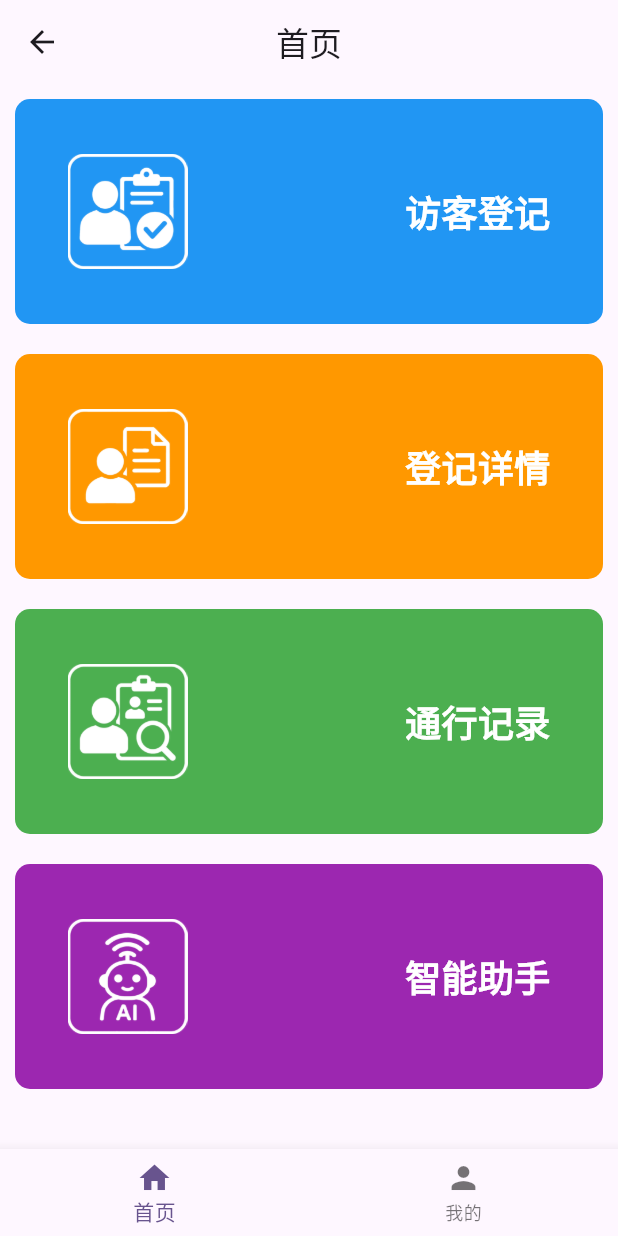
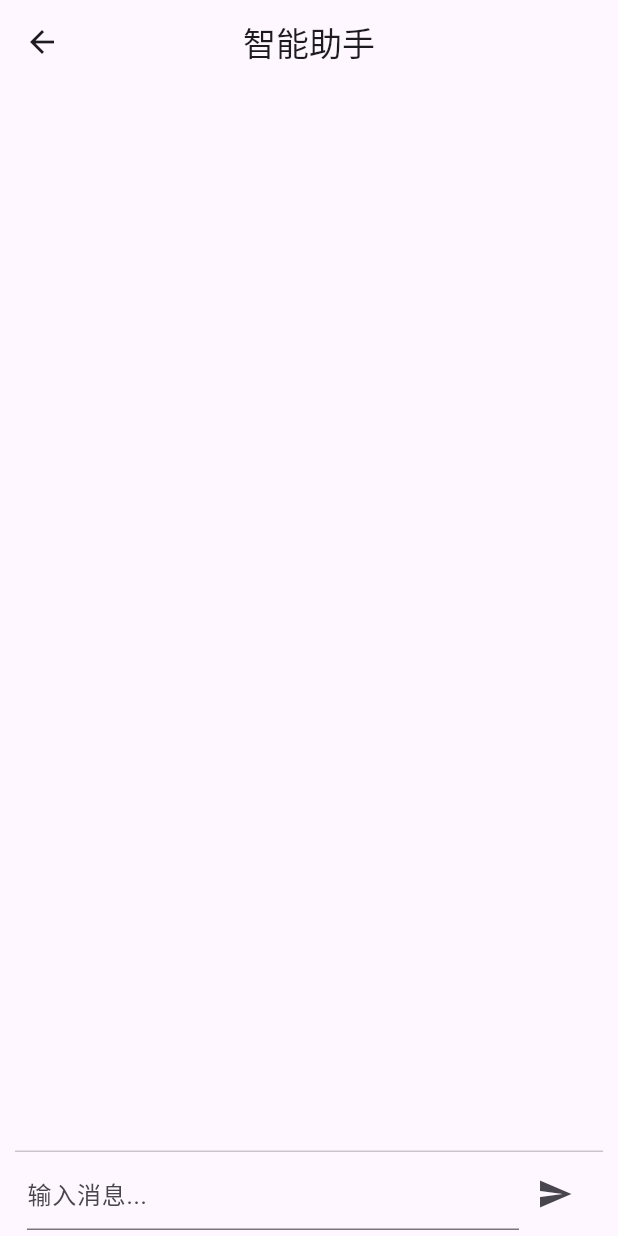
Before and after one commit to renvlers/CommunityECodeFrontendForOwners, a Flutter app: the HomePage screen opened by its route, after a tap on "智能助手", on a phone screen of 412 x 824 dp. Run offline on Flutter 3.47's test engine with Material 3 defaults, Android fonts, the phone set to English and light mode, and no system bars; our stand-ins replace dio, qr_flutter, share_plus, shared_preferences; accounts and stored records are empty.

Commit message:
supported AI query

```diff
--- /dev/null
+++ b/lib/pages/ai_assistant_page.dart
@@ -0,0 +1,27 @@
+import 'package:flutter/material.dart';
+import 'package:frontend_for_owners/widgets/chat_box.dart';
+
+class AiAssistantPage extends StatefulWidget {
+  const AiAssistantPage({super.key});
+
+  @override
+  State<StatefulWidget> createState() => _AiAssistantPageState();
+}
+
+class _AiAssistantPageState extends State<AiAssistantPage> {
+  @override
+  Widget build(BuildContext context) {
+    return Scaffold(
+      appBar: AppBar(
+        title: const Text('智能助手'),
+        centerTitle: true,
+      ),
+      body: SafeArea(
+        child: Container(
+          margin: EdgeInsets.fromLTRB(10, 0, 10, 0),
+          child: ChatBox(),
+        ),
+      ),
+    );
+  }
+}
--- a/lib/pages/home_page.dart
+++ b/lib/pages/home_page.dart
@@ -174,7 +174,7 @@ class _HomePageState extends State<HomePage> {
                       borderRadius: BorderRadius.circular(10)),
                   child: InkWell(
                     onTap: () {
-                      Navigator.pushNamed(context, RoutePath.homePage);
+                      Navigator.pushNamed(context, RoutePath.aiAssistantPage);
                     },
                     child: Container(
                       padding: const EdgeInsets.all(35),
--- a/lib/routes/routes.dart
+++ b/lib/routes/routes.dart
@@ -1,4 +1,5 @@
 import 'package:flutter/material.dart';
+import 'package:frontend_for_owners/pages/ai_assistant_page.dart';
 import 'package:frontend_for_owners/pages/created_successfully_page.dart';
 import 'package:frontend_for_owners/pages/guest_record_page.dart';
 import 'package:frontend_for_owners/pages/guest_request_details_page.dart';
@@ -24,6 +25,8 @@ class Routes {
         return pageRoute(GuestRequeseDetailsPage(), settings: settings);
       case RoutePath.createdSuccessfullyPage:
         return pageRoute(CreatedSuccessfullyPage(), settings: settings);
+      case RoutePath.aiAssistantPage:
+        return pageRoute(AiAssistantPage(), settings: settings);
     }
     return null;
   }
@@ -52,4 +55,5 @@ class RoutePath {
   static const String resetPasswordPage = "/reset_password_page";
   static const String guestRequestDetailsPage = "/guest_request_details_page";
   static const String createdSuccessfullyPage = "/created_successfully_page";
+  static const String aiAssistantPage = "/ai_assistant_page";
 }
--- a/lib/utils/api_client.dart
+++ b/lib/utils/api_client.dart
@@ -15,7 +15,7 @@ class ApiClient {
     _dio = Dio(BaseOptions(
       baseUrl: _baseUrl,
       connectTimeout: const Duration(seconds: 5),
-      receiveTimeout: const Duration(seconds: 5),
+      receiveTimeout: const Duration(seconds: 300),
       headers: {
         'Content-Type': 'application/json',
       },
--- /dev/null
+++ b/lib/widgets/chat_box.dart
@@ -0,0 +1,114 @@
+import 'package:dio/dio.dart';
+import 'package:flutter/material.dart';
+import 'package:frontend_for_owners/utils/api_client.dart';
+import 'package:frontend_for_owners/utils/user_util.dart';
+
+class ChatBox extends StatefulWidget {
+  const ChatBox({super.key});
+
+  @override
+  State<StatefulWidget> createState() => _ChatBoxState();
+}
+
+class _ChatBoxState extends State<ChatBox> {
+  final TextEditingController _controller = TextEditingController();
+  final List<Map<String, dynamic>> messages = [];
+  bool isSending = false;
+
+  void _sendMessage() async {
+    if (isSending) return;
+    isSending = true;
+    final text = _controller.text.trim();
+    _controller.clear();
+    if (text.isNotEmpty) {
+      setState(() {
+        messages.add({'text': text, 'isMe': true});
+      });
+      try {
+        Response response = await ApiClient().dio.post("/ai/send_message",
+            data: {"uid": await UserUtil.getUid(), "message": text});
+        bool success = response.data['data']['success'];
+        String answer = response.data['data']['message'];
+        if (success) {
+          setState(() {
+            messages.add({'text': answer, 'isMe': false});
+          });
+        } else {
+          ScaffoldMessenger.of(context).showSnackBar(
+            SnackBar(content: Text("失败：$answer")),
+          );
+        }
+      } on DioException catch (e) {
+        String errorMessage = e.toString();
+        if (e.response != null &&
+            e.response?.data != null &&
+            e.response?.data['message'] != null) {
+          errorMessage = e.response?.data['message'];
+        }
+        ScaffoldMessenger.of(context).showSnackBar(
+          SnackBar(content: Text(errorMessage)),
+        );
+      } catch (e) {
+        ScaffoldMessenger.of(context).showSnackBar(
+          SnackBar(content: Text(e.toString())),
+        );
+      }
+    } else {
+      ScaffoldMessenger.of(context).showSnackBar(SnackBar(
+        content: Text("不可发送空白消息"),
+      ));
+    }
+    isSending = false;
+  }
+
+  @override
+  Widget build(BuildContext context) {
+    return Column(
+      children: [
+        Expanded(
+          child: ListView.builder(
+            itemCount: messages.length,
+            itemBuilder: (context, index) {
+              final message = messages[index];
+              final isMe = message['isMe'] as bool;
+              return Align(
+                alignment: isMe ? Alignment.centerRight : Alignment.centerLeft,
+                child: Container(
+                  margin:
+                      const EdgeInsets.symmetric(vertical: 4, horizontal: 8),
+                  padding: const EdgeInsets.all(12),
+                  decoration: BoxDecoration(
+                    color: isMe ? Colors.blue[100] : Colors.grey[300],
+                    borderRadius: BorderRadius.circular(8),
+                  ),
+                  child: Text(message['text'] as String),
+                ),
+              );
+            },
+          ),
+        ),
+        Divider(height: 1),
+        Padding(
+          padding: const EdgeInsets.symmetric(horizontal: 8, vertical: 4),
+          child: Row(
+            children: [
+              Expanded(
+                child: TextField(
+                  controller: _controller,
+                  decoration: const InputDecoration(
+                    hintText: '输入消息...',
+                  ),
+                  onSubmitted: (value) => _sendMessage(),
+                ),
+              ),
+              IconButton(
+                icon: const Icon(Icons.send),
+                onPressed: isSending ? null : _sendMessage,
+              ),
+            ],
+          ),
+        ),
+      ],
+    );
+  }
+}
```
